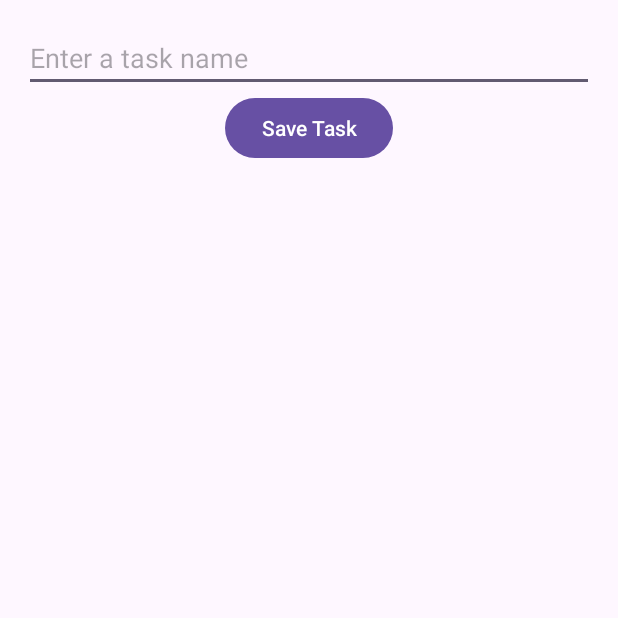
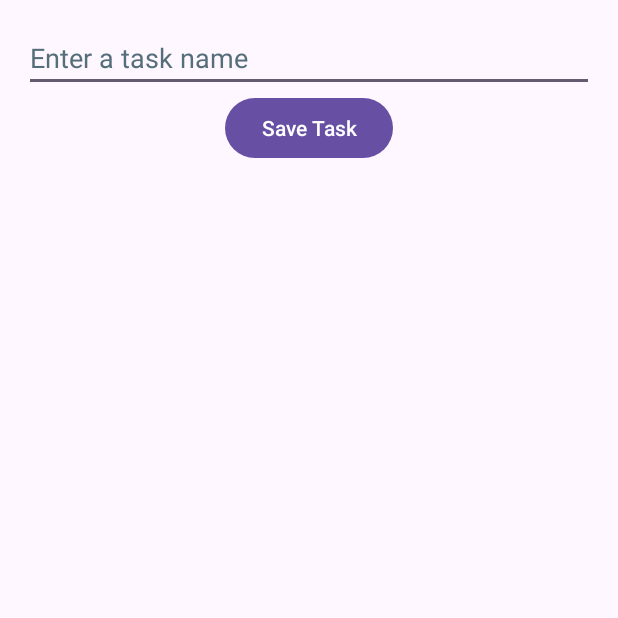
Before and after one commit to AbadzhevaK8/android-tasks, an Android app: the screen it shows after launch (MainActivity), on a phone screen of 412 x 824 dp, the top half of it. Run offline under Robolectric (Android 15) with nearby library versions, the phone set to English and light mode, and no system bars; our stand-ins replace Room's generated code, data binding.

Commit message:
feat: integrate TasksViewModel with TasksFragment
Integrated TasksViewModel with TasksFragment for data handling and UI updates:

- Initialized TasksViewModel using a ViewModelProvider with custom factory.
- Set up data binding to connect the view model and layout.
- Added an onClick handler to the save button for the viewModel.addTask() method.
- Connected the EditText with the view model's newTaskName variable using two-way data binding.

```diff
--- a/app/src/main/java/com/abadzheva/tasks/TasksFragment.kt
+++ b/app/src/main/java/com/abadzheva/tasks/TasksFragment.kt
@@ -5,6 +5,7 @@ import android.view.LayoutInflater
 import android.view.View
 import android.view.ViewGroup
 import androidx.fragment.app.Fragment
+import androidx.lifecycle.ViewModelProvider
 import com.abadzheva.tasks.databinding.FragmentTasksBinding
 
 class TasksFragment : Fragment() {
@@ -19,6 +20,18 @@ class TasksFragment : Fragment() {
     ): View? {
         _binding = FragmentTasksBinding.inflate(inflater, container, false)
         val view = binding.root
+
+        val application = requireNotNull(this.activity).application
+        val dao = TaskDatabase.getInstance(application).taskDao
+        val viewModelFactory = TasksViewModelFactory(dao)
+        val viewModel =
+            ViewModelProvider(
+                this,
+                viewModelFactory,
+            )[TasksViewModel::class.java]
+
+        binding.viewModel = viewModel
+
         return view
     }
 
--- a/app/src/main/res/layout/fragment_tasks.xml
+++ b/app/src/main/res/layout/fragment_tasks.xml
@@ -1,27 +1,39 @@
 <?xml version="1.0" encoding="utf-8"?>
-<layout
-    xmlns:android="http://schemas.android.com/apk/res/android"
+<layout xmlns:android="http://schemas.android.com/apk/res/android"
     xmlns:tools="http://schemas.android.com/tools"
     tools:context=".TasksFragment">
+
     <data>
+
+        <variable
+            name="viewModel"
+            type="com.abadzheva.tasks.TasksViewModel" />
     </data>
+
     <LinearLayout
         android:layout_width="match_parent"
         android:layout_height="match_parent"
         android:orientation="vertical">
+
         <EditText
             android:id="@+id/task_name"
             android:layout_width="match_parent"
             android:layout_height="wrap_content"
+            android:hint="@string/enter_a_task_name"
             android:importantForAutofill="no"
             android:inputType="text"
-            android:hint="@string/enter_a_task_name" />
+            android:text="@={viewModel.newTaskName}"
+            android:textColorHint="#546E7A"
+            tools:ignore="VisualLintTextFieldSize" />
+
         <Button
             android:id="@+id/save_button"
             android:layout_width="wrap_content"
             android:layout_height="wrap_content"
             android:layout_gravity="center"
-            android:text="@string/save_task" />
+            android:text="@string/save_task"
+            android:onClick="@{() -> viewModel.addTask()}"/>
+
         <TextView
             android:id="@+id/tasks"
             android:layout_width="match_parent"
```
